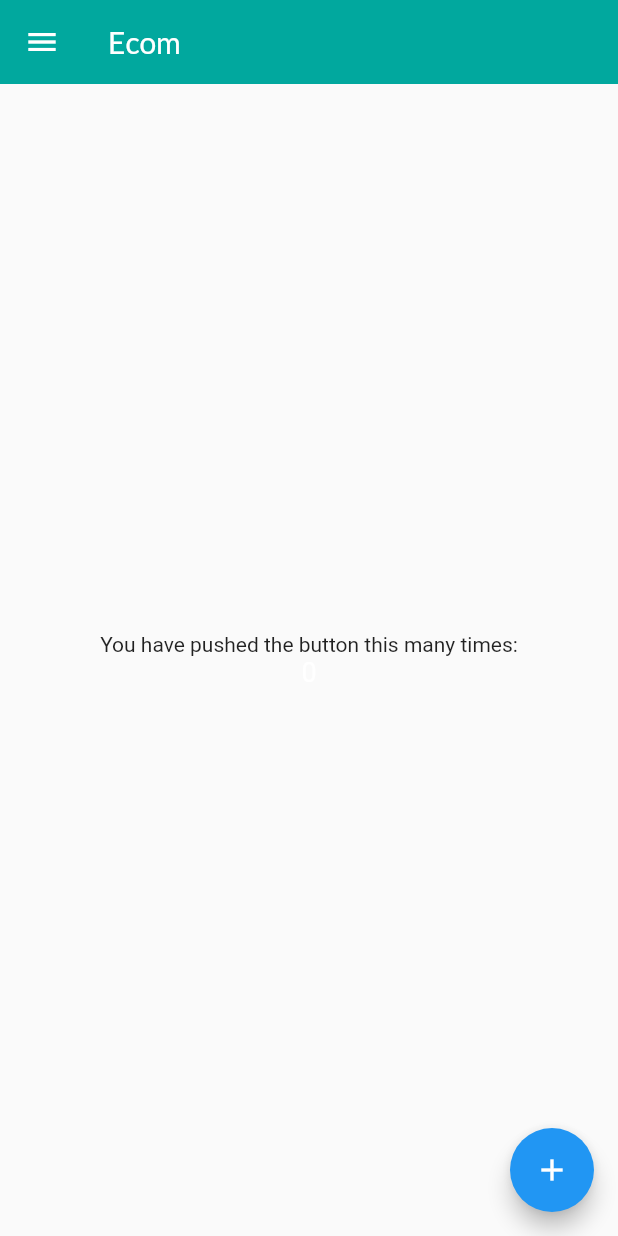
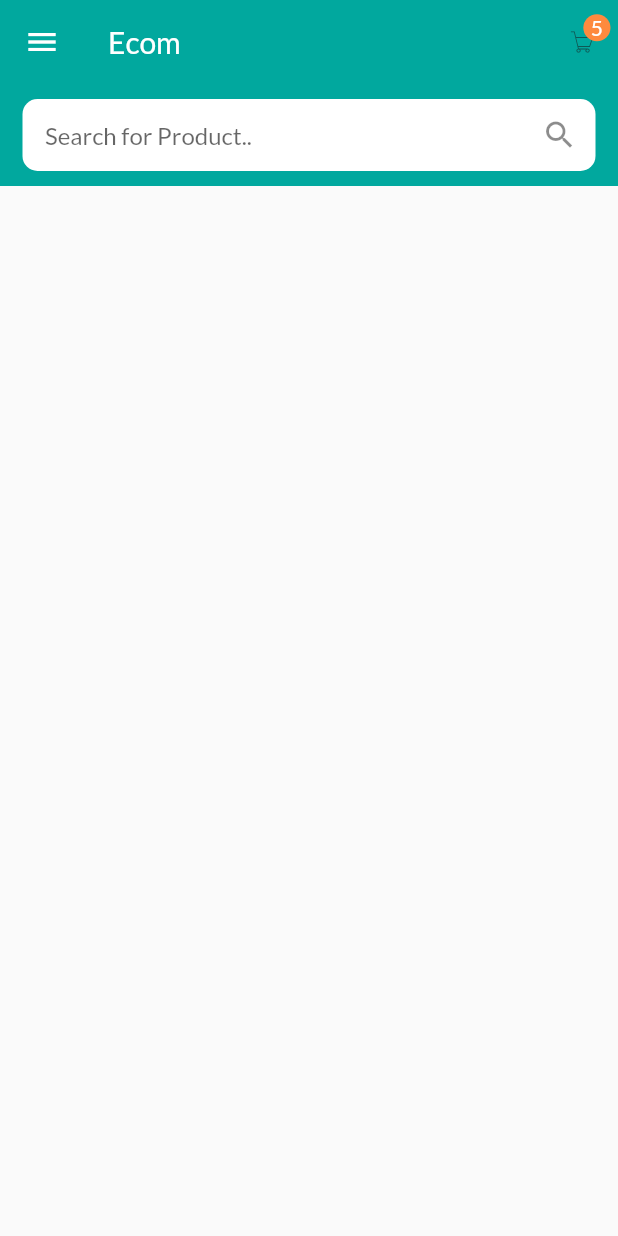
Before and after one commit to mostakahmedmullick/ecom_app, a Flutter app: the screen it shows after launch, on a phone screen of 412 x 824 dp. Run offline on Flutter 3.47's test engine with Material 2 defaults, Android fonts, the phone set to English and light mode, and no system bars; drawn by our look-alikes of badges; our stand-ins replace flutter_svg, google_fonts; Roboto replaces fonts that are missing (Sen-Regular).

Commit message:
search box complete

```diff
--- a/lib/main.dart
+++ b/lib/main.dart
@@ -1,3 +1,4 @@
+import 'package:badges/badges.dart';
 import 'package:ecom_app/utils/ColorConstants.dart';
 import 'package:ecom_app/utils/theme.dart';
 import 'package:flutter/material.dart';
@@ -16,6 +17,7 @@ class MyApp extends StatelessWidget {
   @override
   Widget build(BuildContext context) {
     return MaterialApp(
+      debugShowCheckedModeBanner: false,
       title: 'Ecom',
       theme: basicTheme(),
       home: MyHomePage(title: 'Ecom'),
@@ -33,14 +35,6 @@ class MyHomePage extends StatefulWidget {
 }
 
 class _MyHomePageState extends State<MyHomePage> {
-  int _counter = 0;
-
-  void _incrementCounter() {
-    setState(() {
-      _counter++;
-    });
-  }
-
   @override
   Widget build(BuildContext context) {
     return Scaffold(
@@ -51,6 +45,27 @@ class _MyHomePageState extends State<MyHomePage> {
         ),
         elevation: 0.0,
         bottomOpacity: 0.0,
+        actions: <Widget>[
+          Badge(
+            position: BadgePosition.topEnd(top: 5, end: 5),
+            badgeContent: Text(
+              '5',
+              style: GoogleFonts.lato(color: Colors.white),
+            ),
+            badgeColor: ColorConstants.secondaryColor,
+            elevation: 0.0,
+            child: IconButton(
+              icon: SvgPicture.asset(
+                'assets/svg-icon/appbar-cart.svg',
+                height: 20,
+                width: 15,
+              ),
+              onPressed: () {
+                print('hi');
+              },
+            ),
+          ),
+        ],
       ),
       drawer: Drawer(
         child: ListView(
@@ -319,24 +334,38 @@ class _MyHomePageState extends State<MyHomePage> {
           ],
         ),
       ),
-      body: Center(
-        child: Column(
-          mainAxisAlignment: MainAxisAlignment.center,
-          children: <Widget>[
-            Text(
-              'You have pushed the button this many times:',
-            ),
-            Text(
-              '$_counter',
-              style: Theme.of(context).textTheme.headline4,
-            ),
-          ],
+      body: SafeArea(
+        child: SingleChildScrollView(
+          child: Column(
+            children: [
+              Container(
+                decoration: BoxDecoration(color: ColorConstants.primaryColor),
+                padding: EdgeInsets.symmetric(vertical: 10.0, horizontal: 15.0),
+                child: SizedBox(
+                  child: TextField(
+                    // onChanged: onTextChange,
+                    decoration: InputDecoration(
+                      fillColor: Colors.white,
+                      filled: true,
+                      suffixIcon: Icon(Icons.search),
+                      hintText: 'Search for Product..',
+                      hintStyle: GoogleFonts.lato(),
+                      border: OutlineInputBorder(
+                        borderRadius: BorderRadius.circular(10),
+                        borderSide: BorderSide.none,
+                      ),
+                      contentPadding: EdgeInsets.symmetric(horizontal: 15.0),
+                    ),
+                  ),
+                ),
+              ),
+              // ConstrainedBox(
+              //   constraints: BoxConstraints(maxHeight: 50),
+              //   child:
+              // )
+            ],
+          ),
         ),
-      ),
-      floatingActionButton: FloatingActionButton(
-        onPressed: _incrementCounter,
-        tooltip: 'Increment',
-        child: Icon(Icons.add),
       ),
     );
   }
--- a/lib/utils/ColorConstants.dart
+++ b/lib/utils/ColorConstants.dart
@@ -2,4 +2,5 @@ import 'package:flutter/material.dart';
 
 class ColorConstants {
   static Color primaryColor = const Color(0xFF01A89E);
+  static Color secondaryColor = const Color(0xFFfE8A3E);
 }
--- a/pubspec.yaml
+++ b/pubspec.yaml
@@ -25,6 +25,7 @@ dependencies:
     sdk: flutter
   google_fonts: ^2.0.0
   flutter_svg: ^0.22.0
+  badges: ^1.2.0
 
 
   # The following adds the Cupertino Icons font to your application.
```
Also changed, not shown: assets/svg-icon/appbar-cart.svg (added), pubspec.lock.
